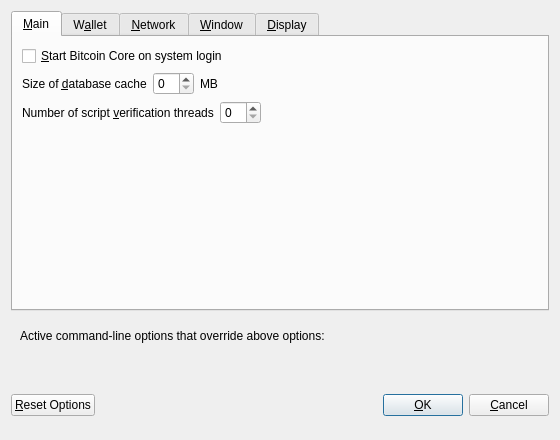
Before: the Qt Designer form src/qt/forms/optionsdialog.ui in bitcoincore-dev/bitcoin-2001-863168-294116-d812cf1189, drawn with Qt 5.
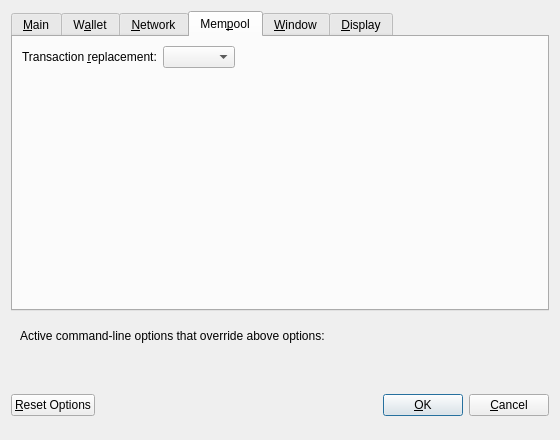
After: the same form once the commit is applied. The open tabs and pages were chosen to show the change. Custom widgets are drawn as their Qt base class.

Commit message: Qt/Options: Configure mempoolreplacement using rwconf

Patch:
```diff
--- a/src/qt/forms/optionsdialog.ui
+++ b/src/qt/forms/optionsdialog.ui
@@ -549,6 +549,63 @@
        </item>
       </layout>
      </widget>
+     <widget class="QWidget" name="tabMempool">
+      <attribute name="title">
+       <string>Mem&amp;pool</string>
+      </attribute>
+      <layout class="QVBoxLayout" name="verticalLayout_Mempool">
+       <item>
+        <layout class="QHBoxLayout" name="horizontalLayout_Mempool_replacement">
+         <item>
+          <widget class="QLabel" name="mempoolreplacementLabel">
+           <property name="text">
+            <string>Transaction &amp;replacement:</string>
+           </property>
+           <property name="textFormat">
+            <enum>Qt::PlainText</enum>
+           </property>
+           <property name="buddy">
+            <cstring>mempoolreplacement</cstring>
+           </property>
+          </widget>
+         </item>
+         <item>
+          <widget class="QValueComboBox" name="mempoolreplacement">
+           <property name="toolTip">
+            <string>Sometimes wallets will broadcast an update/replacement for another unconfirmed transaction. This setting controls whether you honour such replacements.</string>
+           </property>
+          </widget>
+         </item>
+         <item>
+          <spacer name="horizontalSpacer_Mempool_replacement">
+           <property name="orientation">
+            <enum>Qt::Horizontal</enum>
+           </property>
+           <property name="sizeHint" stdset="0">
+            <size>
+             <width>40</width>
+             <height>20</height>
+            </size>
+           </property>
+          </spacer>
+         </item>
+        </layout>
+       </item>
+       <item>
+        <spacer name="verticalSpacer_Mempool">
+         <property name="orientation">
+          <enum>Qt::Vertical</enum>
+         </property>
+         <property name="sizeHint" stdset="0">
+          <size>
+           <width>20</width>
+           <height>40</height>
+          </size>
+         </property>
+        </spacer>
+       </item>
+      </layout>
+     </widget>
      <widget class="QWidget" name="tabWindow">
       <attribute name="title">
        <string>&amp;Window</string>
```
The commit also changes 3 other files.
